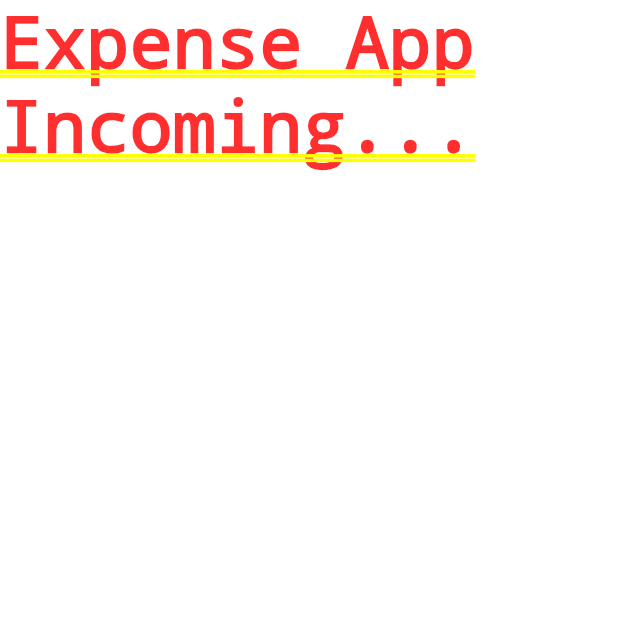
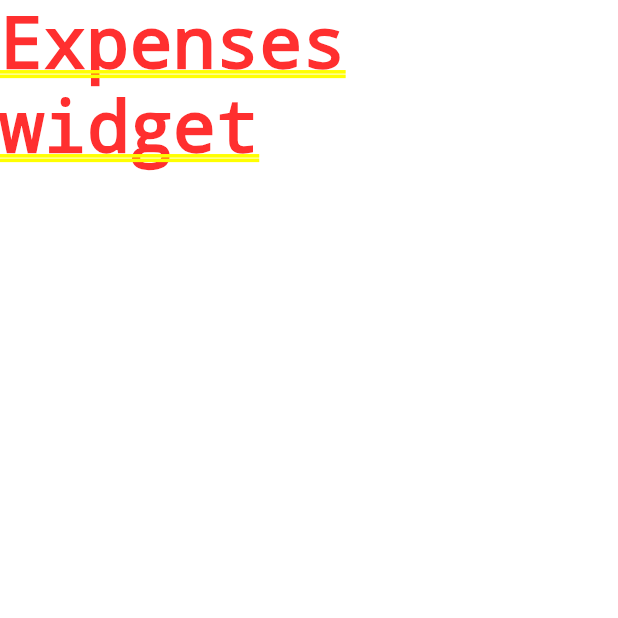
Before and after one commit to CharlesCoeder/expense_app, a Flutter app: the screen it shows after launch, on a phone screen of 412 x 824 dp, the top half of it. Run offline on Flutter 3.47's test engine with Material 3 defaults, Android fonts, the phone set to English and light mode, and no system bars.

Commit message:
Create expenses.dart

```diff
--- /dev/null
+++ b/lib/expenses.dart
@@ -0,0 +1,17 @@
+import 'package:flutter/material.dart';
+
+class Expenses extends StatefulWidget {
+  const Expenses({super.key});
+
+  @override
+  State<Expenses> createState() {
+    return _ExpensesState();
+  }
+}
+
+class _ExpensesState extends State<Expenses> {
+  @override
+  Widget build(BuildContext context) {
+    return const Text("Expenses widget");
+  }
+}
--- a/lib/main.dart
+++ b/lib/main.dart
@@ -1,4 +1,5 @@
 import 'package:flutter/material.dart';
+import 'package:expense_tracker/expenses.dart';
 
 void main() {
   runApp(const MyApp());
@@ -11,7 +12,7 @@ class MyApp extends StatelessWidget {
   Widget build(BuildContext context) {
     return const MaterialApp(
       title: 'Expense App',
-      home: Text('Expense App Incoming...'),
+      home: Expenses(),
     );
   }
 }
```
